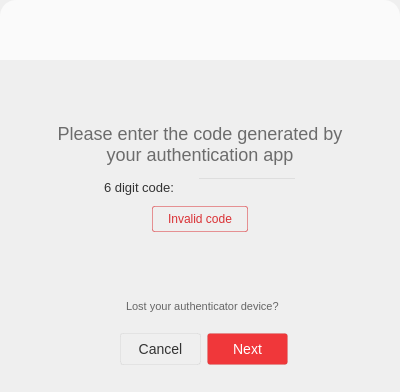
Old version of the form src/MEGASync/gui/macx/GuestWidget.ui in the repository meganz/MEGAsync.
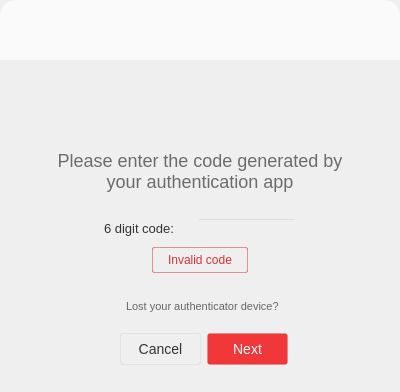
New version of the form. Icons and pictures are not drawn.

Commit message: [Fix] Add bigger shield icon and spacers to guest widget login 2FA page.

```diff
--- a/src/MEGASync/gui/macx/GuestWidget.ui
+++ b/src/MEGASync/gui/macx/GuestWidget.ui
@@ -2082,14 +2082,14 @@
            <widget class="QPushButton" name="bShield">
             <property name="minimumSize">
              <size>
-              <width>48</width>
-              <height>48</height>
+              <width>60</width>
+              <height>60</height>
              </size>
             </property>
             <property name="maximumSize">
              <size>
-              <width>48</width>
-              <height>48</height>
+              <width>60</width>
+              <height>60</height>
              </size>
             </property>
             <property name="focusPolicy">
@@ -2105,8 +2105,8 @@
             </property>
             <property name="iconSize">
              <size>
-              <width>48</width>
-              <height>48</height>
+              <width>60</width>
+              <height>60</height>
              </size>
             </property>
            </widget>
@@ -2127,6 +2127,19 @@
          </layout>
         </widget>
        </item>
+       <item>
+        <spacer name="verticalSpacer_7">
+         <property name="orientation">
+          <enum>Qt::Vertical</enum>
+         </property>
+         <property name="sizeHint" stdset="0">
+          <size>
+           <width>20</width>
+           <height>40</height>
+          </size>
+         </property>
+        </spacer>
+       </item>
        <item>
         <widget class="QWidget" name="wDesc" native="true">
          <layout class="QHBoxLayout" name="horizontalLayout_3">
@@ -2179,6 +2192,19 @@
           <property name="bottomMargin">
            <number>3</number>
           </property>
+          <item>
+           <spacer name="verticalSpacer_5">
+            <property name="orientation">
+             <enum>Qt::Vertical</enum>
+            </property>
+            <property name="sizeHint" stdset="0">
+             <size>
+              <width>20</width>
+              <height>40</height>
+             </size>
+            </property>
+           </spacer>
+          </item>
           <item>
            <widget class="QWidget" name="wCode" native="true">
             <property name="minimumSize">
```
Left out of the diff: 2 changed lines with no effect on the pictures. The commit also changes 8 other files.
